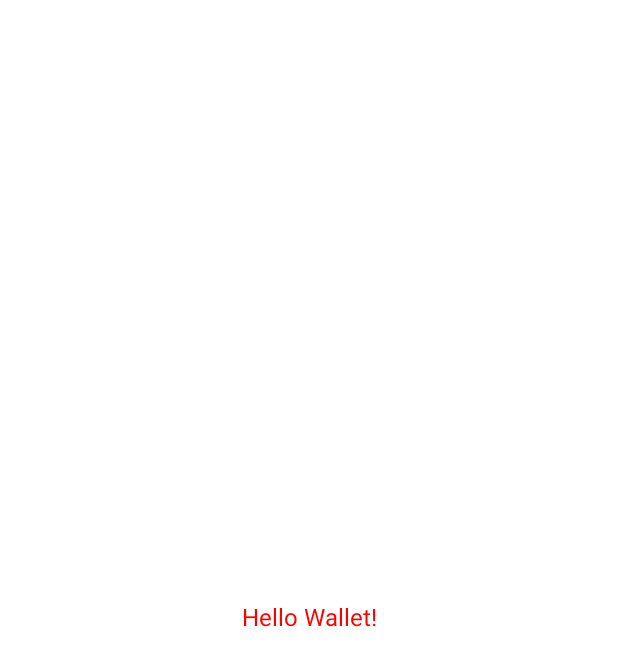
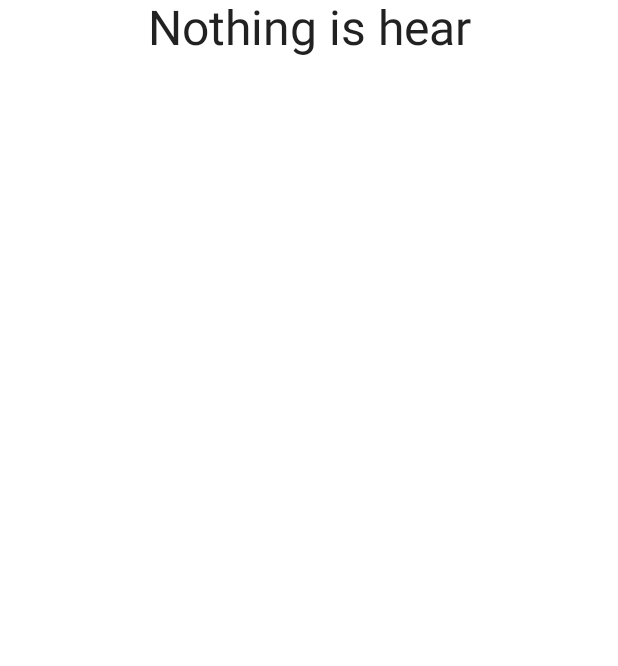
Before and after one commit to macluczak/MyNotes, an Android app built with Jetpack Compose: the screen it shows after launch (MainActivity), on a phone screen of 412 x 824 dp. Before the commit the part shown is almost empty. Shown: the top 666 px of the screen. Run offline under Robolectric (Android 15) with nearby library versions, the phone set to English and light mode, and no system bars; our stand-ins replace Room's generated code, livedata-compose.

```diff
--- a/app/src/main/java/com/macluczak/mywallet/MainActivity.kt
+++ b/app/src/main/java/com/macluczak/mywallet/MainActivity.kt
@@ -2,41 +2,71 @@ package com.macluczak.mywallet
 
 import android.graphics.Paint
 import android.os.Bundle
+import android.util.Log
 import androidx.activity.ComponentActivity
 import androidx.activity.compose.setContent
 import androidx.activity.viewModels
 import androidx.compose.foundation.background
+import androidx.compose.foundation.clickable
 import androidx.compose.foundation.layout.*
 import androidx.compose.foundation.lazy.LazyColumn
 import androidx.compose.material.MaterialTheme
 import androidx.compose.material.Surface
 import androidx.compose.material.Text
 import androidx.compose.runtime.Composable
+import androidx.compose.runtime.getValue
+import androidx.compose.runtime.livedata.observeAsState
+import androidx.compose.runtime.snapshots.Snapshot.Companion.observe
 import androidx.compose.ui.Alignment
+import androidx.compose.ui.Alignment.Companion.Center
 import androidx.compose.ui.Alignment.Companion.CenterEnd
 import androidx.compose.ui.Alignment.Companion.CenterHorizontally
 import androidx.compose.ui.Alignment.Companion.CenterVertically
 import androidx.compose.ui.Modifier
 import androidx.compose.ui.graphics.Color
+import androidx.compose.ui.input.key.Key.Companion.D
+import androidx.compose.ui.text.font.FontWeight.Companion.Bold
 import androidx.compose.ui.text.style.TextAlign
 import androidx.compose.ui.tooling.preview.Preview
 import androidx.compose.ui.unit.dp
 import androidx.compose.ui.unit.sp
+import androidx.lifecycle.LiveData
+import androidx.lifecycle.Observer
 import androidx.lifecycle.ViewModelProvider
+import com.airbnb.lottie.compose.LottieAnimation
 import com.macluczak.mywallet.data.Note
 import com.macluczak.mywallet.ui.theme.MyWalletTheme
+import com.macluczak.mywallet.viewmodels.NoteViewModel
+import kotlinx.coroutines.GlobalScope
+import kotlinx.coroutines.flow.Flow
+import kotlinx.coroutines.flow.collect
 
-class MainActivity : ComponentActivity() {
-    override fun onCreate(savedInstanceState: Bundle?) {
+class MainActivity : ComponentActivity(){
+    private lateinit var viewModel: NoteViewModel
+    override fun onCreate(savedInstanceState: Bundle?){
         super.onCreate(savedInstanceState)
         setContent {
             MyWalletTheme {
+                viewModel = ViewModelProvider
+                    .AndroidViewModelFactory
+                    .getInstance(application)
+                    .create(NoteViewModel:: class.java)
+
+                val listNoteLiveData = viewModel.getAllNotes()
+
+                val listNote by listNoteLiveData.observeAsState(initial = emptyList())
+
                 // A surface container using the 'background' color from the theme
                 Surface(modifier = Modifier.fillMaxSize(),
                     color = MaterialTheme.colors.background) {
 
+                    if(listNote.isNotEmpty()){
+                        DisplayList(notes = listNote, viewModel= viewModel)
+                    }else{
+                        Loading(viewModel = viewModel)
+                    }
 
-                    Greeting("Wallet")
+
 
                 }
             }
@@ -44,12 +74,17 @@ class MainActivity : ComponentActivity() {
     }
 }
 @Composable
-fun ListItem(item: Note){
+fun ListItem(item: Note, viewModel: NoteViewModel){
+
     Box(modifier = Modifier
         .fillMaxWidth()
         .padding(4.dp)
         .height(60.dp)
-        .background(color = Color.Gray)
+        .background(color = Color.LightGray)
+        .clickable {
+            viewModel.deleteNote(item)
+        }
+
     ){
         Row(
             modifier = Modifier
@@ -61,42 +96,65 @@ fun ListItem(item: Note){
                 .padding(horizontal = 16.dp)
                 .align(CenterVertically),
                 text = item.title,
-                fontSize = 16.sp)
+                fontSize = 22.sp,
+                fontWeight = Bold
+            )
         }
         Text( modifier = Modifier
             .padding(horizontal = 16.dp)
             .align(CenterEnd),
-            text = item.message,
+            text = item.id.toString(),
             fontSize = 16.sp)
     }
 }
 
-@Composable
-fun Greeting(name: String) {
-    Column(modifier = Modifier.fillMaxSize(),
-    verticalArrangement = Arrangement.Center,
-    horizontalAlignment = CenterHorizontally ) {
-
-        Text(text = "Hello $name!",
-            color = Color.Red,
-            textAlign = TextAlign.Center
-
-        )
 
 
+@Composable
+fun DisplayList(notes: List<Note>, viewModel: NoteViewModel) {
 
+    LazyColumn{
+        items(notes.size){ index ->
+            ListItem(item = notes[index], viewModel = viewModel)
+        }
     }
-
 }
 
 @Composable
-fun DisplayList(notes: List<Int>) {
-    LazyColumn{
+fun Loading(viewModel: NoteViewModel){
+    Surface(modifier = Modifier.fillMaxSize()
+        .clickable {
+            viewModel.insertNote(Note("Note1", "msg", 1,1))
+            viewModel.insertNote(Note("Note2", "msg", 1,1))
+            viewModel.insertNote(Note("Note3", "msg", 1,1))
+            viewModel.insertNote(Note("Note4", "msg", 1,1))
+            viewModel.insertNote(Note("Note5", "msg", 1,1))
+            viewModel.insertNote(Note("Note6", "msg", 1,1))
+            viewModel.insertNote(Note("Note7", "msg", 1,1))
+            viewModel.insertNote(Note("Note8", "msg", 1,1))
+            viewModel.insertNote(Note("Note9", "msg", 1,1))
+            viewModel.insertNote(Note("Note10", "msg", 1,1))
+            viewModel.insertNote(Note("Note11", "msg", 1,1))
+            viewModel.insertNote(Note("Note12", "msg", 1,1))
+            viewModel.insertNote(Note("Note13", "msg", 1,1))
+            viewModel.insertNote(Note("Note14", "msg", 1,1))
+            viewModel.insertNote(Note("Note15", "msg", 1,1))
+        },
+        color = MaterialTheme.colors.background) {
+        Text(modifier = Modifier.fillMaxSize(),
+        text = "Nothing is hear",
+        textAlign = TextAlign.Center,
+        fontSize = 32.sp,
+        )
+//
+//        LottieAnimation(
+//            composition,
+//            progress,
+//            modifier = Modifier.size(400.dp)
+//        )
 
-        }
-
-
-        }
+    }
+}
 
 
 
@@ -104,7 +162,7 @@ fun DisplayList(notes: List<Int>) {
 @Composable
 fun DefaultPreview() {
     MyWalletTheme {
-        ListItem(item = Note("note", "msg", 1,1))
-        Greeting("Android")
+
+
     }
 }
```
Also changed, not shown: app/build.gradle (+7 -0 lines).
